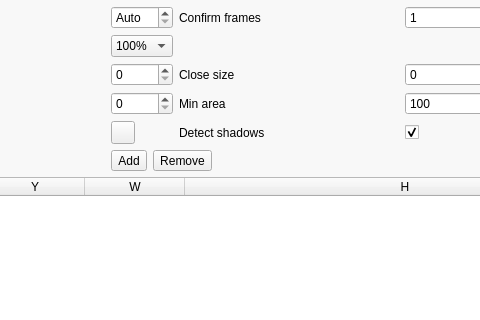
Old version of the form plugins/feature/camera/camerasettingsdialog.ui in the repository srcejon/sdrangel; both pictures show x 150 to 630 and y 310 to 630 of the 810 by 1027 pixel window.
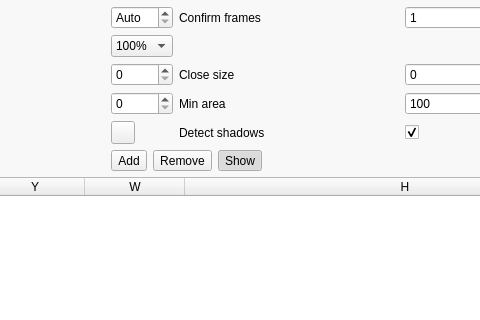
New version of the form. The open tabs and pages were chosen to show the change. Icons and pictures are not drawn.

Commit message: Add camera exclusion preview toggle

Diff of the .ui file:
```diff
--- a/plugins/feature/camera/camerasettingsdialog.ui
+++ b/plugins/feature/camera/camerasettingsdialog.ui
@@ -3966,6 +3966,22 @@
               </property>
              </widget>
             </item>
+            <item>
+             <widget class="QToolButton" name="motionExclusionShowButton">
+              <property name="toolTip">
+               <string>Show or hide exclusion rectangles on the preview image</string>
+              </property>
+              <property name="checkable">
+               <bool>true</bool>
+              </property>
+              <property name="checked">
+               <bool>true</bool>
+              </property>
+              <property name="text">
+               <string>Show</string>
+              </property>
+             </widget>
+            </item>
             <item>
              <spacer name="motionExclusionButtonsSpacer">
               <property name="orientation">
```
The commit also changes 2 other files.
